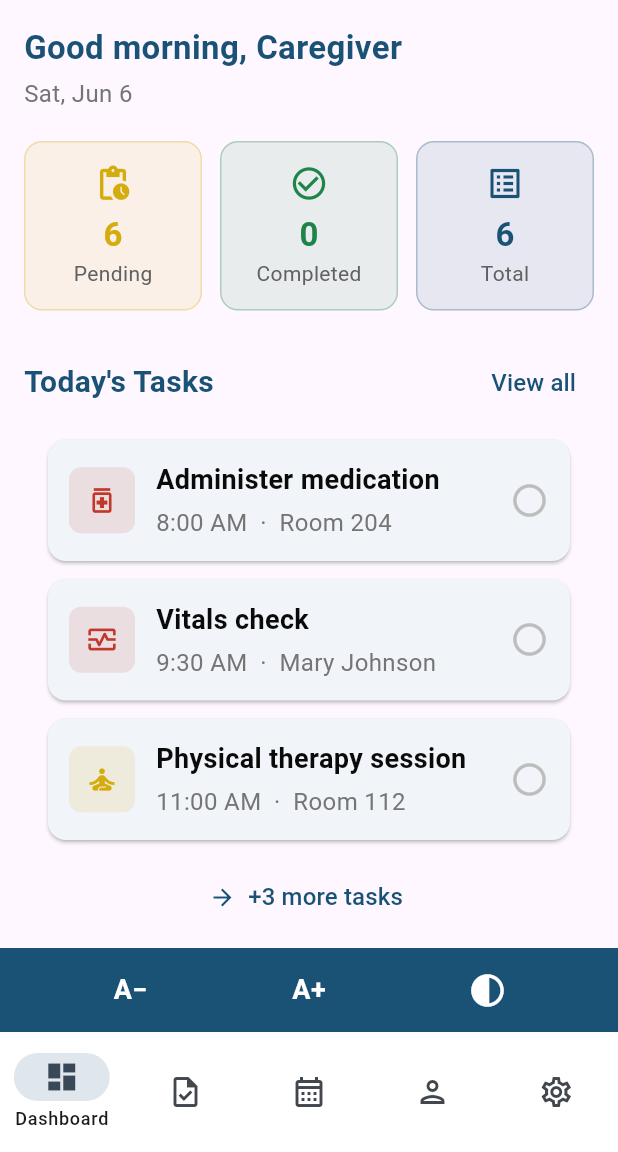
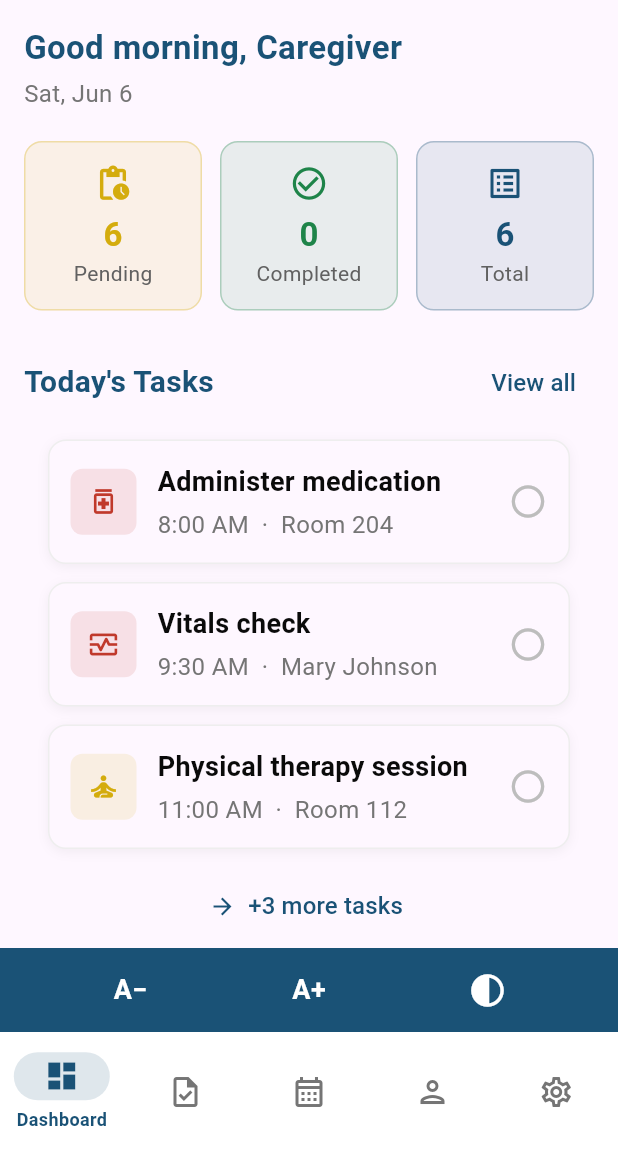
Before and after one commit to alexyommy/clearcare, a Flutter app: the DashboardScreen screen opened by its route, on a phone screen of 412 x 824 dp, the part 84-1236 px from its top. Run offline on Flutter 3.47's test engine with Material 3 defaults, Android fonts, the phone set to English and light mode, and no system bars; our stand-ins replace flutter_riverpod, go_router, google_fonts.

Commit message:
Fix dark mode text, login field visibility, high contrast UX
- Login/Register: pin field text/label/hint to black87 + white fill so
  typed text is always visible regardless of dark mode theme
- TaskCard: use theme-aware colours (white title, white70 subtitle in dark
  mode) and a distinct dark card surface (#1E2A38) with white12 border so
  cards don't blend into the background
- AppShell: high contrast button now shows a gold outline + gold icon when
  active so users get clear visual feedback; bottom nav pinned to white
  with NavigationBarTheme override so it never follows dark theme
- High contrast mode: bold text, pure-black/white surfaces, and thick card
  borders via CardThemeData when enabled
- Fix CardTheme → CardThemeData type error
- Update tests: find.byType(Card) → find.byType(TaskCard) to match new
  TaskCard implementation

Co-Authored-By: Claude Sonnet 4.6 <noreply@anthropic.com>

```diff
--- a/lib/widgets/app_shell.dart
+++ b/lib/widgets/app_shell.dart
@@ -8,6 +8,9 @@ class AppShell extends ConsumerWidget {
   final StatefulNavigationShell navigationShell;
 
   const AppShell({super.key, required this.navigationShell});
+
+  static const _primary = Color(0xFF1A5276);
+  static const _accent = Color(0xFFD4AC0D); // highlight for active HC button
 
   static const _destinations = [
     NavigationDestination(
@@ -40,17 +43,17 @@ class AppShell extends ConsumerWidget {
   @override
   Widget build(BuildContext context, WidgetRef ref) {
     final settings = ref.watch(settingsProvider);
-    const primary = Color(0xFF1A5276);
+    final hc = settings.highContrast;
 
     return Scaffold(
       body: navigationShell,
       bottomNavigationBar: Column(
         mainAxisSize: MainAxisSize.min,
         children: [
-          // Accessibility toolbar — persistent above nav bar
+          // ── Accessibility toolbar ────────────────────────────────────────
           Container(
             height: 56,
-            color: primary,
+            color: _primary,
             child: Semantics(
               label: 'Accessibility toolbar',
               child: Row(
@@ -58,9 +61,8 @@ class AppShell extends ConsumerWidget {
                 children: [
                   _ToolbarButton(
                     label: 'Decrease font size',
-                    onTap: () => ref
-                        .read(settingsProvider.notifier)
-                        .decreaseFontSize(),
+                    onTap: () =>
+                        ref.read(settingsProvider.notifier).decreaseFontSize(),
                     child: const Text(
                       'A−',
                       style: TextStyle(
@@ -71,9 +73,8 @@ class AppShell extends ConsumerWidget {
                   ),
                   _ToolbarButton(
                     label: 'Increase font size',
-                    onTap: () => ref
-                        .read(settingsProvider.notifier)
-                        .increaseFontSize(),
+                    onTap: () =>
+                        ref.read(settingsProvider.notifier).increaseFontSize(),
                     child: const Text(
                       'A+',
                       style: TextStyle(
@@ -82,18 +83,16 @@ class AppShell extends ConsumerWidget {
                           fontWeight: FontWeight.bold),
                     ),
                   ),
+                  // High-contrast toggle — visually highlighted when active
                   _ToolbarButton(
-                    label: settings.highContrast
-                        ? 'Disable high contrast'
-                        : 'Enable high contrast',
-                    onTap: () => ref
-                        .read(settingsProvider.notifier)
-                        .toggleHighContrast(),
+                    label: hc ? 'Disable high contrast' : 'Enable high contrast',
+                    onTap: () =>
+                        ref.read(settingsProvider.notifier).toggleHighContrast(),
+                    isActive: hc,
                     child: Icon(
-                      settings.highContrast
-                          ? Icons.contrast
-                          : Icons.contrast_outlined,
-                      color: Colors.white,
+                      hc ? Icons.contrast : Icons.contrast_outlined,
+                      // Gold when active so it's obviously "on"
+                      color: hc ? _accent : Colors.white,
                       size: 26,
                     ),
                   ),
@@ -101,18 +100,42 @@ class AppShell extends ConsumerWidget {
               ),
             ),
           ),
-          // Bottom navigation bar
-          NavigationBar(
+
+          // ── Bottom nav — always light, never follows dark theme ──────────
+          NavigationBarTheme(
+            data: NavigationBarThemeData(
+              backgroundColor: Colors.white,
+              indicatorColor: _primary.withValues(alpha: 0.14),
+              labelTextStyle: WidgetStateProperty.resolveWith((states) {
+                final selected = states.contains(WidgetState.selected);
+                return TextStyle(
+                  fontSize: 12,
+                  fontWeight:
+                      selected ? FontWeight.w700 : FontWeight.normal,
+                  color: selected ? _primary : Colors.grey[600],
+                );
+              }),
+              iconTheme: WidgetStateProperty.resolveWith((states) {
+                final selected = states.contains(WidgetState.selected);
+                return IconThemeData(
+                  color: selected ? _primary : Colors.grey[600],
+                );
+              }),
+            ),
+            child: NavigationBar(
               selectedIndex: navigationShell.currentIndex,
               onDestinationSelected: (i) => navigationShell.goBranch(
                 i,
                 initialLocation: i == navigationShell.currentIndex,
               ),
               backgroundColor: Colors.white,
-            indicatorColor: primary.withValues(alpha: 0.14),
+              surfaceTintColor: Colors.white,
+              shadowColor: Colors.black12,
+              indicatorColor: _primary.withValues(alpha: 0.14),
               labelBehavior:
                   NavigationDestinationLabelBehavior.onlyShowSelected,
               destinations: _destinations,
+            ),
           ),
         ],
       ),
@@ -124,11 +147,13 @@ class _ToolbarButton extends StatelessWidget {
   final String label;
   final VoidCallback onTap;
   final Widget child;
+  final bool isActive;
 
   const _ToolbarButton({
     required this.label,
     required this.onTap,
     required this.child,
+    this.isActive = false,
   });
 
   @override
@@ -136,12 +161,22 @@ class _ToolbarButton extends StatelessWidget {
     return Semantics(
       button: true,
       label: label,
+      toggled: isActive,
       child: InkWell(
         onTap: onTap,
         borderRadius: BorderRadius.circular(8),
-        child: SizedBox(
+        child: Container(
           width: 64,
           height: 56,
+          decoration: isActive
+              ? BoxDecoration(
+                  // Pill-shaped highlight so user knows HC is ON
+                  color: Colors.white.withValues(alpha: 0.18),
+                  borderRadius: BorderRadius.circular(8),
+                  border: Border.all(
+                      color: const Color(0xFFD4AC0D), width: 1.5),
+                )
+              : null,
           child: Center(child: child),
         ),
       ),
--- a/lib/widgets/task_card.dart
+++ b/lib/widgets/task_card.dart
@@ -45,15 +45,41 @@ class TaskCard extends StatelessWidget {
 
   @override
   Widget build(BuildContext context) {
+    final isDark = Theme.of(context).brightness == Brightness.dark;
+
+    // Text colours that work in both light and dark
+    final titleColor = isDark ? Colors.white : const Color(0xFF0A0A0A);
+    final subtitleColor = isDark ? Colors.white70 : Colors.grey[600]!;
+    final uncheckedColor = isDark ? Colors.white38 : Colors.grey[400]!;
+
+    // In dark mode give the card a visible surface with a subtle border
+    final cardColor = isDark ? const Color(0xFF1E2A38) : null;
+    final cardBorder = isDark
+        ? Border.all(color: Colors.white12)
+        : Border.all(color: Colors.grey.shade200);
+
     return Semantics(
       label: '${task.title}, ${task.room}, ${task.time}, '
           '${task.isCompleted ? "completed" : "pending"}',
       button: onTap != null,
-      child: Card(
+      child: Container(
         margin: const EdgeInsets.symmetric(horizontal: 16, vertical: 6),
-        elevation: 1,
-        shape:
-            RoundedRectangleBorder(borderRadius: BorderRadius.circular(12)),
+        decoration: BoxDecoration(
+          color: cardColor ?? Theme.of(context).cardColor,
+          borderRadius: BorderRadius.circular(12),
+          border: cardBorder,
+          boxShadow: isDark
+              ? null
+              : [
+                  BoxShadow(
+                      color: Colors.black.withValues(alpha: 0.05),
+                      blurRadius: 6,
+                      offset: const Offset(0, 2))
+                ],
+        ),
+        child: Material(
+          color: Colors.transparent,
+          borderRadius: BorderRadius.circular(12),
           child: InkWell(
             onTap: onTap,
             borderRadius: BorderRadius.circular(12),
@@ -66,12 +92,14 @@ class TaskCard extends StatelessWidget {
                     width: 44,
                     height: 44,
                     decoration: BoxDecoration(
-                    color: _priorityColor.withValues(alpha: 0.12),
+                      color: _priorityColor.withValues(alpha: isDark ? 0.25 : 0.12),
                       borderRadius: BorderRadius.circular(8),
                     ),
-                  child: Icon(_categoryIcon, color: _priorityColor, size: 22),
+                    child:
+                        Icon(_categoryIcon, color: _priorityColor, size: 22),
                   ),
                   const SizedBox(width: 14),
+
                   // Title + meta
                   Expanded(
                     child: Column(
@@ -82,10 +110,11 @@ class TaskCard extends StatelessWidget {
                           style: TextStyle(
                             fontSize: fontSize,
                             fontWeight: FontWeight.w600,
-                          color: const Color(0xFF0A0A0A),
+                            color: titleColor,
                             decoration: task.isCompleted
                                 ? TextDecoration.lineThrough
                                 : null,
+                            decorationColor: subtitleColor,
                           ),
                         ),
                         const SizedBox(height: 4),
@@ -93,12 +122,13 @@ class TaskCard extends StatelessWidget {
                           '${task.time}  ·  ${task.room}',
                           style: TextStyle(
                             fontSize: fontSize - 2,
-                          color: Colors.grey[600],
+                            color: subtitleColor,
                           ),
                         ),
                       ],
                     ),
                   ),
+
                   // Completion icon
                   Icon(
                     task.isCompleted
@@ -106,7 +136,7 @@ class TaskCard extends StatelessWidget {
                         : Icons.radio_button_unchecked,
                     color: task.isCompleted
                         ? const Color(0xFF1E8449)
-                      : Colors.grey[400],
+                        : uncheckedColor,
                     size: 26,
                   ),
                 ],
@@ -114,6 +144,7 @@ class TaskCard extends StatelessWidget {
             ),
           ),
         ),
+      ),
     );
   }
 }
```
Also changed, not shown: lib/main.dart (+44 -9 lines), lib/screens/login_screen.dart (+11 -1 lines), 2 other files. Lines whose indentation alone changed are shown as unchanged.
